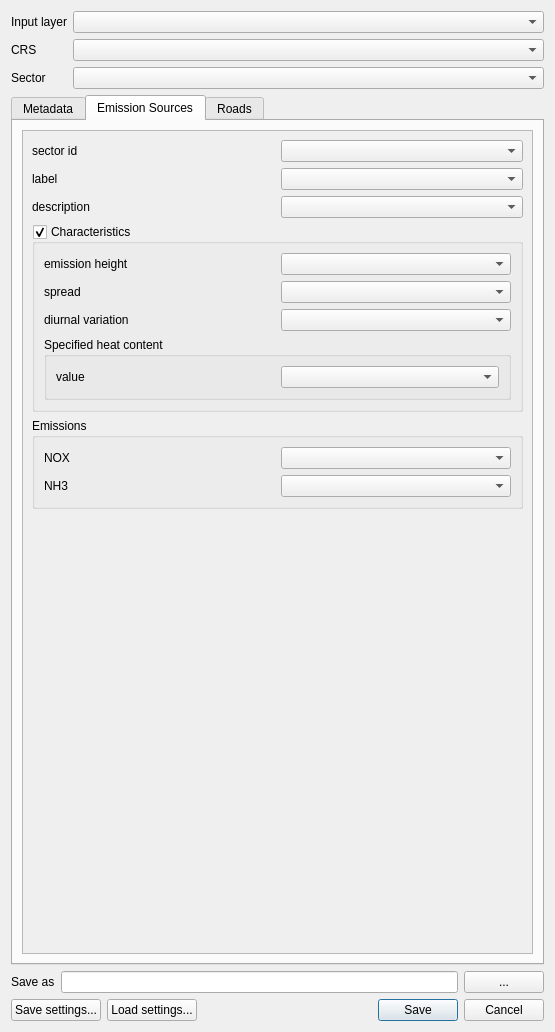
The window that ImaerPlugin/generate_calc_input_dlg.ui (opengeogroep/AERIUS-QGIS-plugins) describes before a commit, drawn with Qt 5.
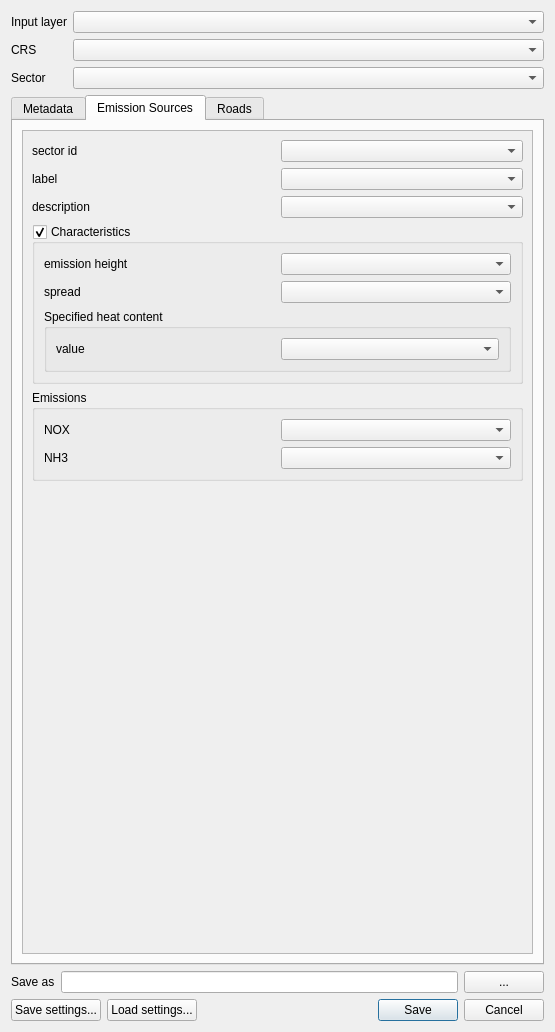
The same window after the commit. Custom widgets are drawn as their Qt base class.

```diff
--- a/ImaerPlugin/generate_calc_input_dlg.ui
+++ b/ImaerPlugin/generate_calc_input_dlg.ui
@@ -224,9 +224,6 @@
                   <item row="0" column="1">
                    <widget class="QgsFieldComboBox" name="fcb_es_emission_height"/>
                   </item>
-                  <item row="2" column="1">
-                   <widget class="QgsFieldComboBox" name="fcb_es_diurnal_variation"/>
-                  </item>
                   <item row="0" column="0">
                    <widget class="QLabel" name="label_es_emission_height">
                     <property name="text">
@@ -234,7 +231,7 @@
                     </property>
                    </widget>
                   </item>
-                  <item row="3" column="0" colspan="2">
+                  <item row="2" column="0" colspan="2">
                    <widget class="QGroupBox" name="groupBox_heatContent">
                     <property name="title">
                      <string>Specified heat content</string>
@@ -256,13 +253,6 @@
                   <item row="1" column="1">
                    <widget class="QgsFieldComboBox" name="fcb_es_spread"/>
                   </item>
-                  <item row="2" column="0">
-                   <widget class="QLabel" name="label_es_diurnal_variation">
-                    <property name="text">
-                     <string>diurnal variation</string>
-                    </property>
-                   </widget>
-                  </item>
                   <item row="1" column="0">
                    <widget class="QLabel" name="label_es_emission_spread">
                     <property name="text">
```
Left out of the diff: 3 changed lines with no effect on the pictures.
